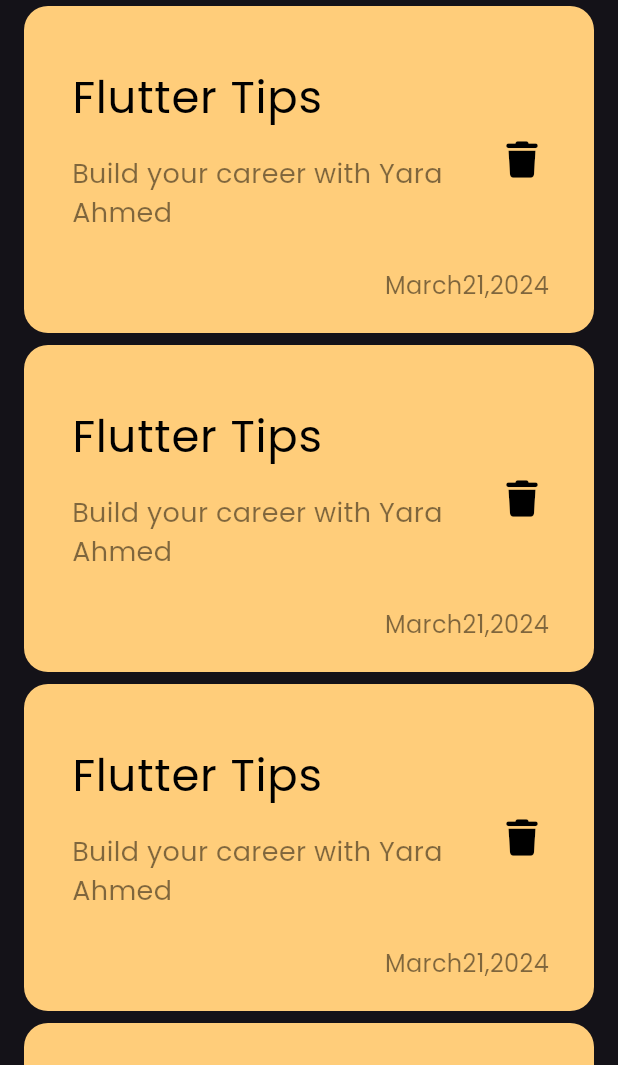
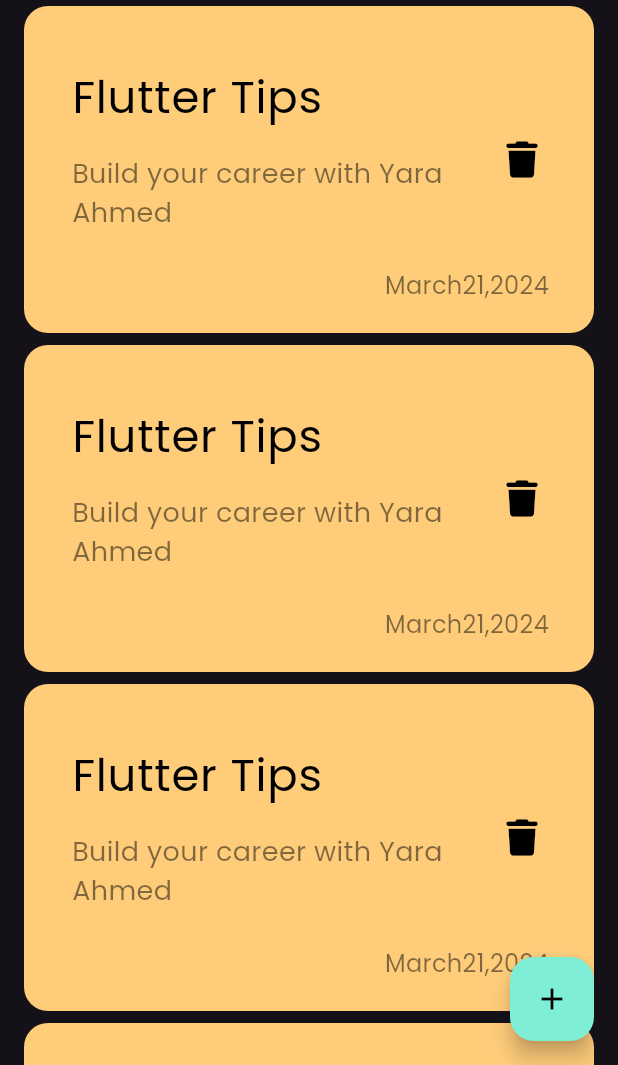
Before and after one commit to yaraFarouk/Notes_App, a Flutter app: the screen it shows after launch, on a phone screen of 412 x 824 dp, the part 171-1236 px from its top. Run offline on Flutter 3.47's test engine with Material 3 defaults, Android fonts, the phone set to English and light mode, and no system bars; our stand-ins replace font_awesome_flutter.

Commit message:
add floating action button

```diff
--- a/lib/views/notes_view.dart
+++ b/lib/views/notes_view.dart
@@ -6,8 +6,16 @@ class NotesView extends StatelessWidget {
 
   @override
   Widget build(BuildContext context) {
-    return const Scaffold(
-      body: NotesViewBody(),
+    return Scaffold(
+      floatingActionButton: FloatingActionButton(
+        onPressed: () {},
+        child: const Icon(
+          Icons.add,
+          color: Colors.black,
+        ),
+        backgroundColor: Color.fromARGB(255, 126, 238, 214),
+      ),
+      body: const NotesViewBody(),
     );
   }
 }
```
